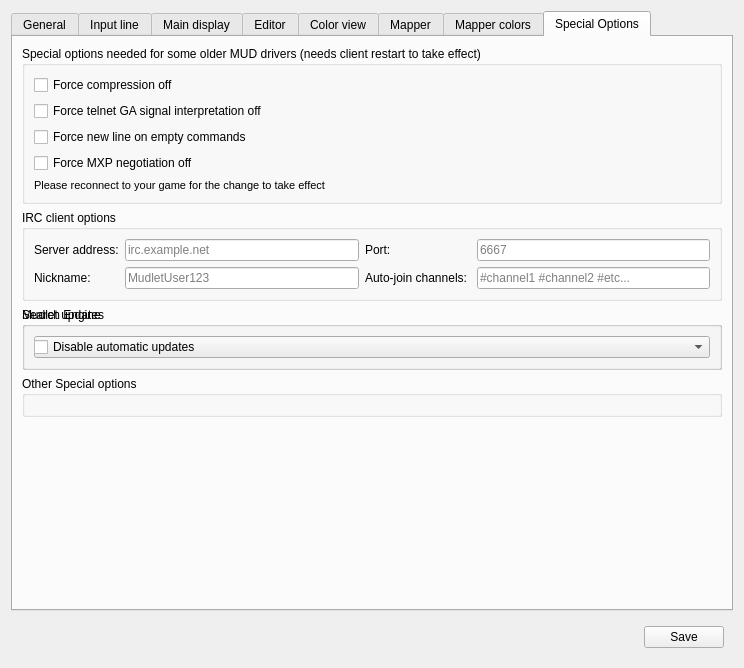
First picture: the form in src/ui/profile_preferences.ui, repository Mudlet/Mudlet, before the edit.
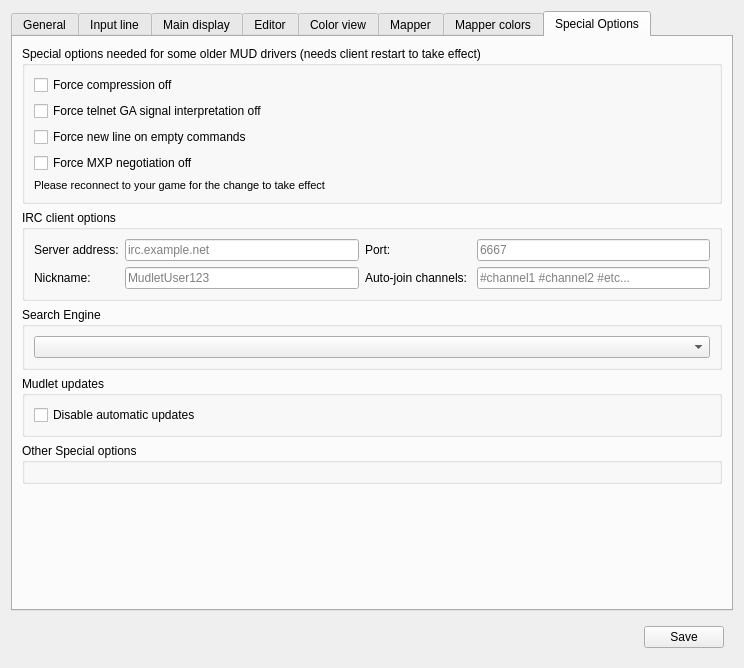
Second picture: the form after the edit. The open tabs and pages were chosen to show the change. Icons and pictures are not drawn. Custom widgets are drawn as their Qt base class.

The edit to the form file:
```diff
--- a/src/ui/profile_preferences.ui
+++ b/src/ui/profile_preferences.ui
@@ -2170,7 +2170,7 @@
          </layout>
         </widget>
        </item>
-       <item row="2" column="0">
+       <item row="3" column="0">
         <widget class="QGroupBox" name="groupbox_searchEngineSelection">
          <property name="title">
           <string>Search Engine</string>
@@ -2182,7 +2182,7 @@
          </layout>
         </widget>
        </item>
-       <item row="3" column="0">
+       <item row="5" column="0">
         <widget class="QGroupBox" name="groupBox_debug">
          <property name="title">
           <string>Other Special options</string>
@@ -2194,7 +2194,7 @@
          </layout>
         </widget>
        </item>
-       <item row="4" column="0">
+       <item row="6" column="0">
         <spacer name="verticalSpacer_specialOptions">
          <property name="orientation">
           <enum>Qt::Vertical</enum>
@@ -2207,7 +2207,7 @@
          </property>
         </spacer>
        </item>
-       <item row="2" column="0">
+       <item row="4" column="0">
         <widget class="QGroupBox" name="groupBox_updates">
          <property name="title">
           <string>Mudlet updates</string>
```
Left out of the diff: 2 changed lines with no effect on the pictures.
